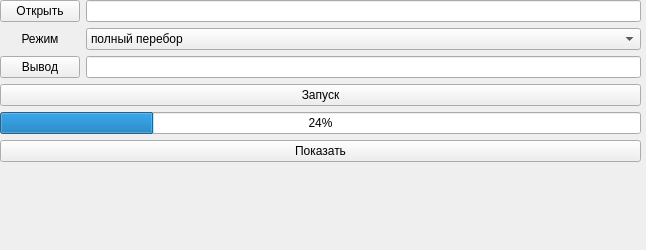
Old version of the form vc_ui.ui in the repository wildstyl3r/minVC.
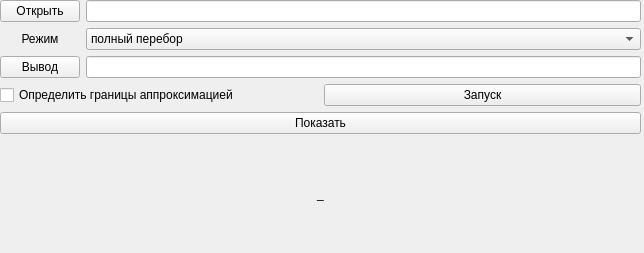
New version of the form.

What changed in the file:
```diff
--- a/vc_ui.ui
+++ b/vc_ui.ui
@@ -6,8 +6,8 @@
    <rect>
     <x>0</x>
     <y>0</y>
-    <width>646</width>
-    <height>250</height>
+    <width>644</width>
+    <height>253</height>
    </rect>
   </property>
   <property name="windowTitle">
@@ -19,7 +19,7 @@
      <x>0</x>
      <y>0</y>
      <width>641</width>
-     <height>247</height>
+     <height>248</height>
     </rect>
    </property>
    <layout class="QGridLayout" name="gridLayout">
@@ -30,19 +30,48 @@
       </property>
      </widget>
     </item>
-    <item row="2" column="1">
-     <widget class="QLineEdit" name="outputPath"/>
+    <item row="3" column="0" colspan="2">
+     <layout class="QHBoxLayout" name="horizontalLayout">
+      <item>
+       <widget class="QCheckBox" name="approxLimitBox">
+        <property name="text">
+         <string>Определить границы аппроксимацией</string>
+        </property>
+       </widget>
+      </item>
+      <item>
+       <widget class="QPushButton" name="startButton">
+        <property name="text">
+         <string>Запуск</string>
+        </property>
+       </widget>
+      </item>
+     </layout>
+    </item>
+    <item row="2" column="0">
+     <widget class="QPushButton" name="outputButton">
+      <property name="text">
+       <string>Вывод</string>
+      </property>
+     </widget>
+    </item>
+    <item row="1" column="0">
+     <widget class="QLabel" name="modeLabel">
+      <property name="text">
+       <string>Режим</string>
+      </property>
+      <property name="alignment">
+       <set>Qt::AlignCenter</set>
+      </property>
+     </widget>
     </item>
     <item row="4" column="0" colspan="2">
-     <widget class="QProgressBar" name="progressBar">
-      <property name="value">
-       <number>24</number>
+     <widget class="QPushButton" name="showButton">
+      <property name="text">
+       <string>Показать</string>
       </property>
      </widget>
     </item>
-    <item row="0" column="1">
-     <widget class="QLineEdit" name="inputPath"/>
-    </item>
     <item row="1" column="1">
      <widget class="QComboBox" name="modeCombo">
       <item>
@@ -57,59 +86,24 @@
       </item>
       <item>
        <property name="text">
-        <string>через клику с быстрым отсечением (мин. ветвл.)</string>
+        <string>через клику с быстрым отсечением</string>
        </property>
       </item>
-      <item>
-       <property name="text">
-        <string>через клику с быстрым отсечением (макс. ветвл.)</string>
-       </property>
-      </item>
-      <item>
-       <property name="text">
-        <string>через клику с быстрым отсечением (адапт. ветвл.)</string>
-       </property>
-      </item>
      </widget>
     </item>
-    <item row="1" column="0">
-     <widget class="QLabel" name="modeLabel">
-      <property name="text">
-       <string>Режим</string>
-      </property>
-      <property name="alignment">
-       <set>Qt::AlignCenter</set>
-      </property>
-     </widget>
+    <item row="2" column="1">
+     <widget class="QLineEdit" name="outputPath"/>
     </item>
-    <item row="6" column="0" colspan="2">
-     <widget class="QLabel" name="statusLabel">
-      <property name="text">
-       <string/>
-      </property>
-      <property name="alignment">
-       <set>Qt::AlignCenter</set>
-      </property>
-     </widget>
-    </item>
-    <item row="2" column="0">
-     <widget class="QPushButton" name="outputButton">
-      <property name="text">
-       <string>Вывод</string>
-      </property>
-     </widget>
-    </item>
-    <item row="3" column="0" colspan="2">
-     <widget class="QPushButton" name="startButton">
-      <property name="text">
-       <string>Запуск</string>
-      </property>
-     </widget>
+    <item row="0" column="1">
+     <widget class="QLineEdit" name="inputPath"/>
     </item>
     <item row="5" column="0" colspan="2">
-     <widget class="QPushButton" name="showButton">
+     <widget class="QLabel" name="statusLabel">
       <property name="text">
-       <string>Показать</string>
+       <string>_</string>
+      </property>
+      <property name="alignment">
+       <set>Qt::AlignCenter</set>
       </property>
      </widget>
     </item>
```
